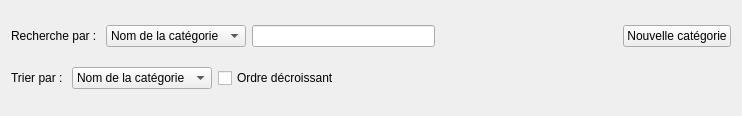
Qt form GUI/CentralWidget/widget_categorie_activite.ui (samueldrouin/PyGuide) before a commit.
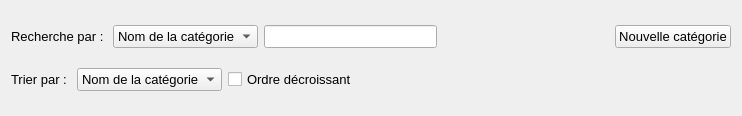
The same form after that commit.

Commit message: Changement de la police pour Segoe UI pour une meilleure apparence sur Windows

```diff
--- a/GUI/CentralWidget/widget_categorie_activite.ui
+++ b/GUI/CentralWidget/widget_categorie_activite.ui
@@ -10,6 +10,12 @@
     <height>116</height>
    </rect>
   </property>
+  <property name="font">
+   <font>
+    <family>Segoe UI</family>
+    <pointsize>10</pointsize>
+   </font>
+  </property>
   <property name="windowTitle">
    <string>Form</string>
   </property>
```
The commit also changes 19 other files.
